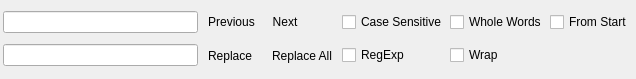
Above: v2/branches/dev/monkey/src/qscintillamanager/ui/pSearch.ui from testmana2/mks before the change. Below: the same form after it.
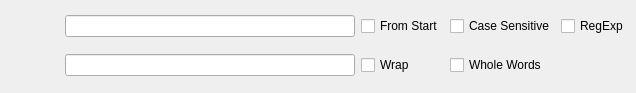
That is the form after the change. Icons and pictures are not drawn.

Patch:
```diff
--- a/v2/branches/dev/monkey/src/qscintillamanager/ui/pSearch.ui
+++ b/v2/branches/dev/monkey/src/qscintillamanager/ui/pSearch.ui
@@ -6,7 +6,7 @@
     <x>0</x>
     <y>0</y>
     <width>636</width>
-    <height>79</height>
+    <height>93</height>
    </rect>
   </property>
   <property name="allowedAreas" >
@@ -15,54 +15,18 @@
   <widget class="QWidget" name="wCentral" >
    <layout class="QGridLayout" >
     <property name="margin" >
-     <number>3</number>
+     <number>5</number>
     </property>
     <property name="spacing" >
-     <number>3</number>
+     <number>6</number>
     </property>
-    <item row="1" column="4" >
-     <widget class="QCheckBox" name="cbWrap" >
+    <item row="1" column="6" >
+     <widget class="QToolButton" name="tbClose" >
       <property name="toolTip" >
-       <string>If it's checked then the search wraps around the end of the text.</string>
-      </property>
-      <property name="text" >
-       <string>Wrap</string>
-      </property>
-     </widget>
-    </item>
-    <item row="0" column="3" >
-     <widget class="QCheckBox" name="cbCaseSensitive" >
-      <property name="toolTip" >
-       <string>If it's checked then the search is case sensitive.</string>
-      </property>
-      <property name="text" >
-       <string>Case Sensitive</string>
-      </property>
-     </widget>
-    </item>
-    <item row="1" column="3" >
-     <widget class="QCheckBox" name="cbRegExp" >
-      <property name="toolTip" >
-       <string>If it's checked then expr is interpreted as a regular expression rather than a simple string.</string>
-      </property>
-      <property name="text" >
-       <string>RegExp</string>
-      </property>
-     </widget>
-    </item>
-    <item row="0" column="2" >
-     <widget class="QToolButton" name="tbNext" >
-      <property name="toolTip" >
-       <string>Search next.</string>
-      </property>
-      <property name="text" >
-       <string>Next</string>
+       <string>Close</string>
       </property>
       <property name="icon" >
-       <iconset resource="../../resources/resources.qrc" >:/Icons/Icons/helpnext.png</iconset>
-      </property>
-      <property name="toolButtonStyle" >
-       <enum>Qt::ToolButtonTextBesideIcon</enum>
+       <iconset resource="../../resources/resources.qrc" >:/edit/icons/edit/close.png</iconset>
       </property>
       <property name="autoRaise" >
        <bool>true</bool>
@@ -85,13 +49,16 @@
       </property>
      </spacer>
     </item>
-    <item row="1" column="6" >
-     <widget class="QToolButton" name="tbClose" >
+    <item row="1" column="1" >
+     <widget class="QToolButton" name="tbReplaceAll" >
       <property name="toolTip" >
        <string>Close</string>
       </property>
       <property name="icon" >
-       <iconset resource="../../resources/resources.qrc" >:/Icons/Icons/buttoncancel.png</iconset>
+       <iconset resource="../../resources/resources.qrc" >:/edit/icons/edit/replace.png</iconset>
+      </property>
+      <property name="toolButtonStyle" >
+       <enum>Qt::ToolButtonTextBesideIcon</enum>
       </property>
       <property name="autoRaise" >
        <bool>true</bool>
@@ -99,77 +66,95 @@
      </widget>
     </item>
     <item row="1" column="0" >
+     <widget class="QToolButton" name="tbReplace" >
+      <property name="toolTip" >
+       <string>Replace</string>
+      </property>
+      <property name="icon" >
+       <iconset resource="../../resources/resources.qrc" >:/edit/icons/edit/search.png</iconset>
+      </property>
+      <property name="toolButtonStyle" >
+       <enum>Qt::ToolButtonTextBesideIcon</enum>
+      </property>
+      <property name="autoRaise" >
+       <bool>true</bool>
+      </property>
+     </widget>
+    </item>
+    <item row="0" column="1" >
+     <widget class="QToolButton" name="tbNext" >
+      <property name="toolTip" >
+       <string>Search Next</string>
+      </property>
+      <property name="icon" >
+       <iconset resource="../../resources/resources.qrc" >:/edit/icons/edit/next.png</iconset>
+      </property>
+      <property name="toolButtonStyle" >
+       <enum>Qt::ToolButtonTextBesideIcon</enum>
+      </property>
+      <property name="autoRaise" >
+       <bool>true</bool>
+      </property>
+     </widget>
+    </item>
+    <item row="0" column="0" >
+     <widget class="QToolButton" name="tbPrevious" >
+      <property name="toolTip" >
+       <string>Search Previous</string>
+      </property>
+      <property name="icon" >
+       <iconset resource="../../resources/resources.qrc" >:/edit/icons/edit/previous.png</iconset>
+      </property>
+      <property name="toolButtonStyle" >
+       <enum>Qt::ToolButtonTextBesideIcon</enum>
+      </property>
+      <property name="autoRaise" >
+       <bool>true</bool>
+      </property>
+     </widget>
+    </item>
+    <item row="1" column="2" >
      <widget class="QLineEdit" name="leReplace" >
       <property name="toolTip" >
        <string>Replace the current selection with this string</string>
       </property>
      </widget>
     </item>
-    <item row="0" column="0" >
+    <item row="0" column="2" >
      <widget class="QLineEdit" name="leSearch" >
       <property name="toolTip" >
        <string>Enter the string or regular expression to find.</string>
       </property>
      </widget>
     </item>
-    <item row="0" column="1" >
-     <widget class="QToolButton" name="tbPrevious" >
-      <property name="toolTip" >
-       <string>Search previous.</string>
-      </property>
-      <property name="text" >
-       <string>Previous</string>
-      </property>
-      <property name="icon" >
-       <iconset resource="../../resources/resources.qrc" >:/Icons/Icons/helpprev.png</iconset>
-      </property>
-      <property name="toolButtonStyle" >
-       <enum>Qt::ToolButtonTextBesideIcon</enum>
-      </property>
-      <property name="autoRaise" >
-       <bool>true</bool>
-      </property>
-     </widget>
-    </item>
-    <item row="1" column="1" >
-     <widget class="QToolButton" name="tbReplace" >
-      <property name="toolTip" >
-       <string>Replace next.</string>
-      </property>
-      <property name="text" >
-       <string>Replace</string>
-      </property>
-      <property name="icon" >
-       <iconset resource="../../resources/resources.qrc" >:/Icons/Icons/editreplace.png</iconset>
-      </property>
-      <property name="toolButtonStyle" >
-       <enum>Qt::ToolButtonTextBesideIcon</enum>
-      </property>
-      <property name="autoRaise" >
-       <bool>true</bool>
-      </property>
-     </widget>
-    </item>
-    <item row="1" column="2" >
-     <widget class="QToolButton" name="tbReplaceAll" >
-      <property name="toolTip" >
-       <string>Replace all.</string>
-      </property>
-      <property name="text" >
-       <string>Replace All</string>
-      </property>
-      <property name="icon" >
-       <iconset resource="../../resources/resources.qrc" >:/Icons/Icons/filefind.png</iconset>
-      </property>
-      <property name="toolButtonStyle" >
-       <enum>Qt::ToolButtonTextBesideIcon</enum>
-      </property>
-      <property name="autoRaise" >
-       <bool>true</bool>
-      </property>
-     </widget>
-    </item>
     <item row="0" column="4" >
+     <widget class="QCheckBox" name="cbCaseSensitive" >
+      <property name="toolTip" >
+       <string>If it's checked then the search is case sensitive.</string>
+      </property>
+      <property name="text" >
+       <string>Case Sensitive</string>
+      </property>
+     </widget>
+    </item>
+    <item row="0" column="3" >
+     <widget class="QCheckBox" name="cbFromStart" >
+      <property name="text" >
+       <string>From Start</string>
+      </property>
+     </widget>
+    </item>
+    <item row="1" column="3" >
+     <widget class="QCheckBox" name="cbWrap" >
+      <property name="toolTip" >
+       <string>If it's checked then the search wraps around the end of the text.</string>
+      </property>
+      <property name="text" >
+       <string>Wrap</string>
+      </property>
+     </widget>
+    </item>
+    <item row="1" column="4" >
      <widget class="QCheckBox" name="cbWholeWords" >
       <property name="toolTip" >
        <string>If it's checked then the search looks for whole word matches only, otherwise it searches for any matching text.</string>
@@ -180,9 +165,12 @@
      </widget>
     </item>
     <item row="0" column="5" colspan="2" >
-     <widget class="QCheckBox" name="cbFromStart" >
+     <widget class="QCheckBox" name="cbRegExp" >
+      <property name="toolTip" >
+       <string>If it's checked then expr is interpreted as a regular expression rather than a simple string.</string>
+      </property>
       <property name="text" >
-       <string>From Start</string>
+       <string>RegExp</string>
       </property>
      </widget>
     </item>
```
Left out of the diff: 8 changed lines with no effect on the pictures.
